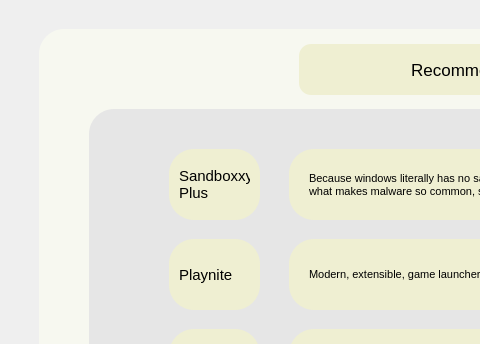
Qt form scoopgui.ui (Fluorite-Apps/Fluorite-Store) before a commit; both pictures show x 0 to 480 and y 0 to 344 of the 1083 by 661 pixel window.
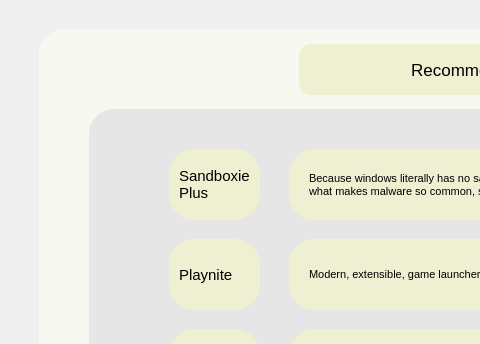
The same form after that commit. The open tabs and pages were chosen to show the change. Icons and pictures are not drawn.

Commit message: working reccomended app install, also threaded, no hangs when installing

Diff of the .ui file:
```diff
--- a/scoopgui.ui
+++ b/scoopgui.ui
@@ -3845,7 +3845,7 @@
        <string notr="true">background-color: rgb(239, 239, 210);</string>
       </property>
       <property name="text">
-       <string>Sandboxxy Plus</string>
+       <string>Sandboxie Plus</string>
       </property>
       <property name="wordWrap">
        <bool>true</bool>
```
The commit also changes 2 other files.
